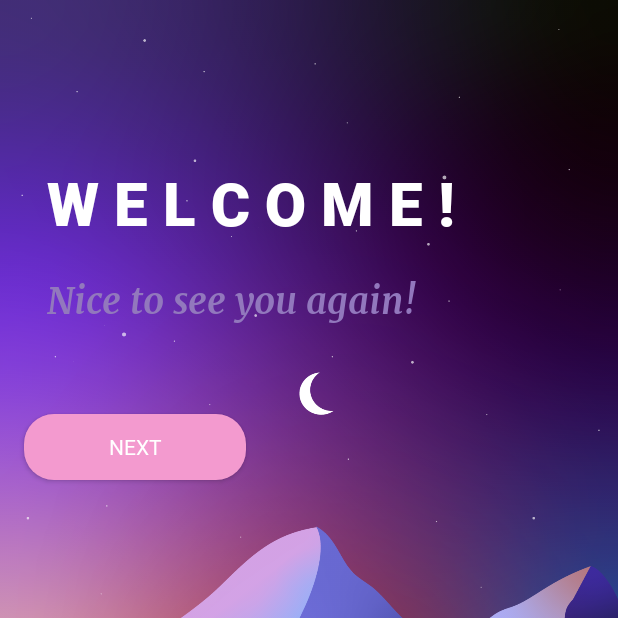
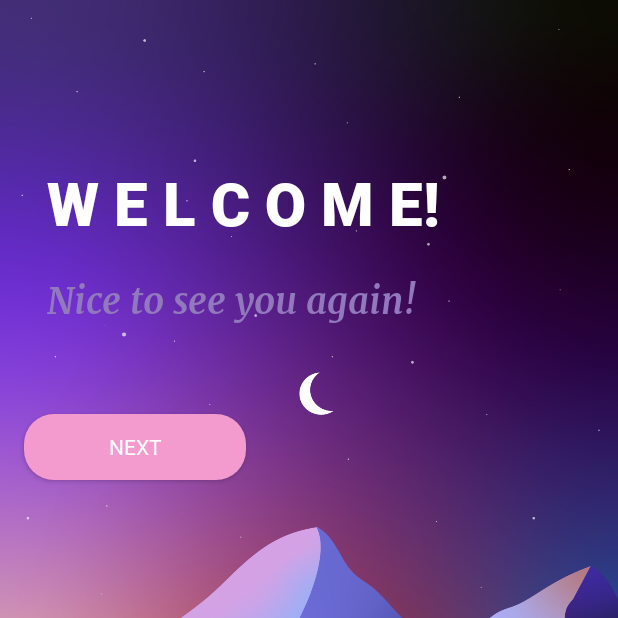
Before and after one commit to shivasharma14/Email-and-Message-Client, an Android app: the screen it shows after launch (Welcome), on a phone screen of 412 x 824 dp, the top half of it. Run offline under Robolectric (Android 15) with nearby library versions, the phone set to English and light mode, and no system bars.

Commit message:
:blue_car: changed hardcoded string

```diff
--- a/app/src/main/res/layout/activity_welcome.xml
+++ b/app/src/main/res/layout/activity_welcome.xml
@@ -8,7 +8,6 @@
     tools:context=".Welcome">
 
 
-
     <TextView
         android:id="@+id/textview_first"
         android:layout_width="320dp"
@@ -16,7 +15,7 @@
         android:layout_marginTop="108dp"
         android:fontFamily="@font/roboto_black"
         android:lineSpacingExtra="36sp"
-        android:text="W E L C O M E !"
+        android:text="@string/welcome_welcome"
         android:textColor="@color/white"
         android:textSize="40sp"
         app:layout_constraintEnd_toEndOf="parent"
@@ -31,7 +30,7 @@
         android:layout_marginTop="52dp"
         android:background="@drawable/round"
         android:fontFamily="@font/roboto_regular"
-        android:text="Next"
+        android:text="@string/next"
         android:textColor="#FFFFFF"
         android:textColorHighlight="#FFFFFF"
         android:textColorHint="#FFFFFF"
@@ -49,7 +48,7 @@
         android:layout_height="40dp"
         android:layout_marginTop="24dp"
         android:fontFamily="@font/bolditali"
-        android:text="Nice to see you again!"
+        android:text="@string/welcome_msg"
         android:textColor="#9278BD"
         android:textSize="24sp"
         app:layout_constraintEnd_toEndOf="parent"
```
